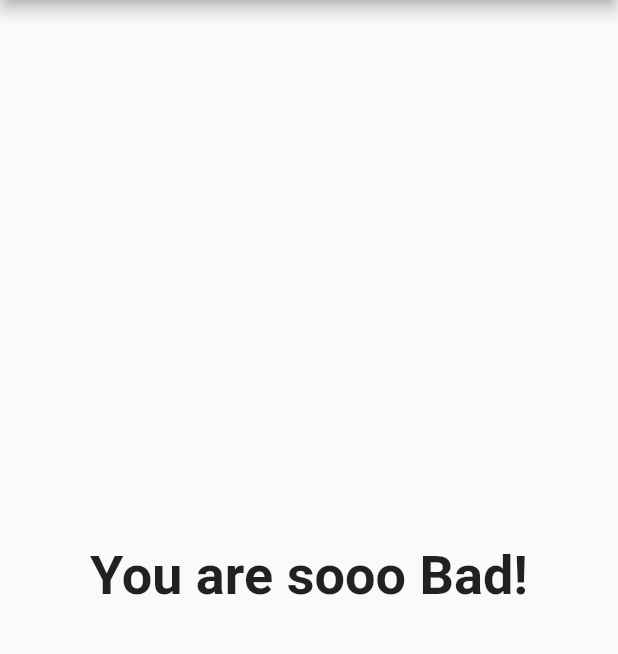
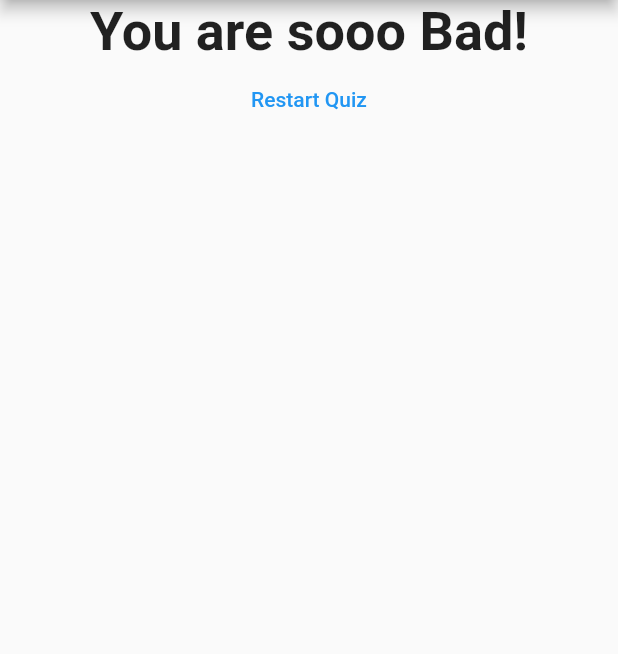
Before and after one commit to Poehnell/Flutter_guide, a Flutter app: the screen it shows after launch, after a tap on "Black", after a tap on "Chicken", after a tap on "Butter Chicken", on a phone screen of 412 x 824 dp, the part 84-738 px from its top. Run offline on Flutter 3.47's test engine with Material 2 defaults, Android fonts, the phone set to English and light mode, and no system bars.

Commit message:
added a reset quiz widget, and adjusted the color

```diff
--- a/lib/main.dart
+++ b/lib/main.dart
@@ -46,6 +46,13 @@ class _MyAppState extends State<MyApp> {
   var _questionIndex = 0;
   var _totalScore = 0;
 
+  void _resetQuiz(){
+    setState(() {
+    _questionIndex = 0;
+    _totalScore = 0;
+    });
+  }
+
   void _answerQuestion(int score) {
     _totalScore += score;
     setState(() {
@@ -70,7 +77,7 @@ class _MyAppState extends State<MyApp> {
                 questionIndex: _questionIndex,
                 questions: _questions,
               )
-            : Result(_totalScore),
+            : Result(_totalScore, _resetQuiz),
       ),
     );
     // TODO: implement build
--- a/lib/result.dart
+++ b/lib/result.dart
@@ -2,8 +2,9 @@ import 'package:flutter/material.dart';
 
 class Result extends StatelessWidget {
   final int resultScore;
+  final Function resetHandler;
 
-  Result(this.resultScore);
+  Result(this.resultScore, this.resetHandler);
 
   String get resultPhrase {
     var resultText = 'YOU DID IT';
@@ -22,10 +23,17 @@ class Result extends StatelessWidget {
   @override
   Widget build(BuildContext context) {
     return Center(
-      child: Text(
-        resultPhrase,
-        style: TextStyle(fontSize: 36, fontWeight: FontWeight.bold),
-        textAlign: TextAlign.center,
+      child: Column(
+        children: [
+          Text(
+            resultPhrase,
+            style: TextStyle(fontSize: 36, fontWeight: FontWeight.bold),
+            textAlign: TextAlign.center,
+          ),
+          FlatButton(onPressed: resetHandler,
+              child: Text('Restart Quiz',
+              ), textColor: Colors.blue,)
+        ],
       ),
     );
   }
```
